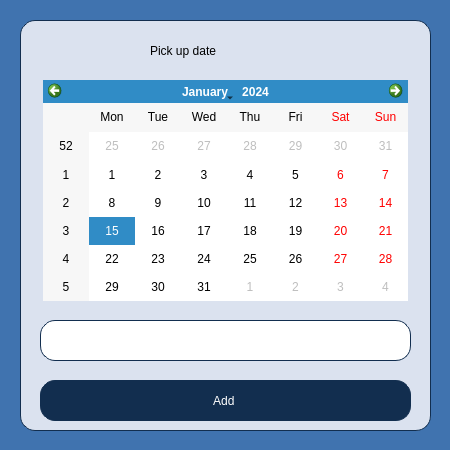
Before: the Qt Designer form Planner/calendar.ui in BeliaViktoria/Planner, drawn with Qt 5.
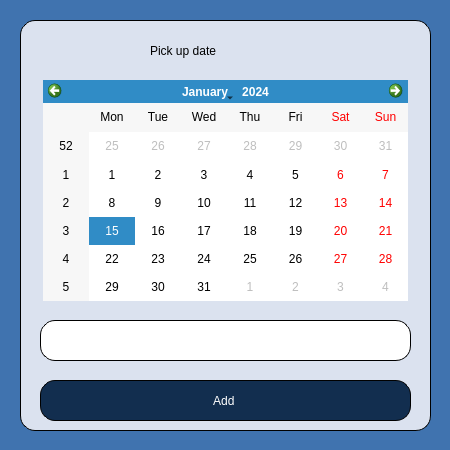
After: the same form once the commit is applied.

Commit message: Border Color

The edit to the form file:
```diff
--- a/Planner/calendar.ui
+++ b/Planner/calendar.ui
@@ -45,7 +45,7 @@
 border-radius:15px;
 border-style: solid;
 border-width: 1px;
-border-color: rgb(18, 46, 79);</string>
+border-color:rgb(0, 0, 0);</string>
    </property>
    <widget class="QPushButton" name="pushButton_Add">
     <property name="geometry">
@@ -61,7 +61,7 @@
 border-radius:15px;
 border-style: solid;
 border-width: 1px;
-border-color: rgb(18, 46, 79);
+border-color:rgb(0, 0, 0);
 font: 75 20pt &quot;Gentium Book Basic&quot;;
 color:white;</string>
     </property>
@@ -83,7 +83,7 @@
 border-radius:15px;
 border-style: solid;
 border-width: 1px;
-border-color: rgb(18, 46, 79);
+border-color:rgb(0, 0, 0);
 font: 14pt &quot;Gentium Book Basic&quot;;
 color:black;</string>
     </property>
```
The commit also changes 20 other files.
